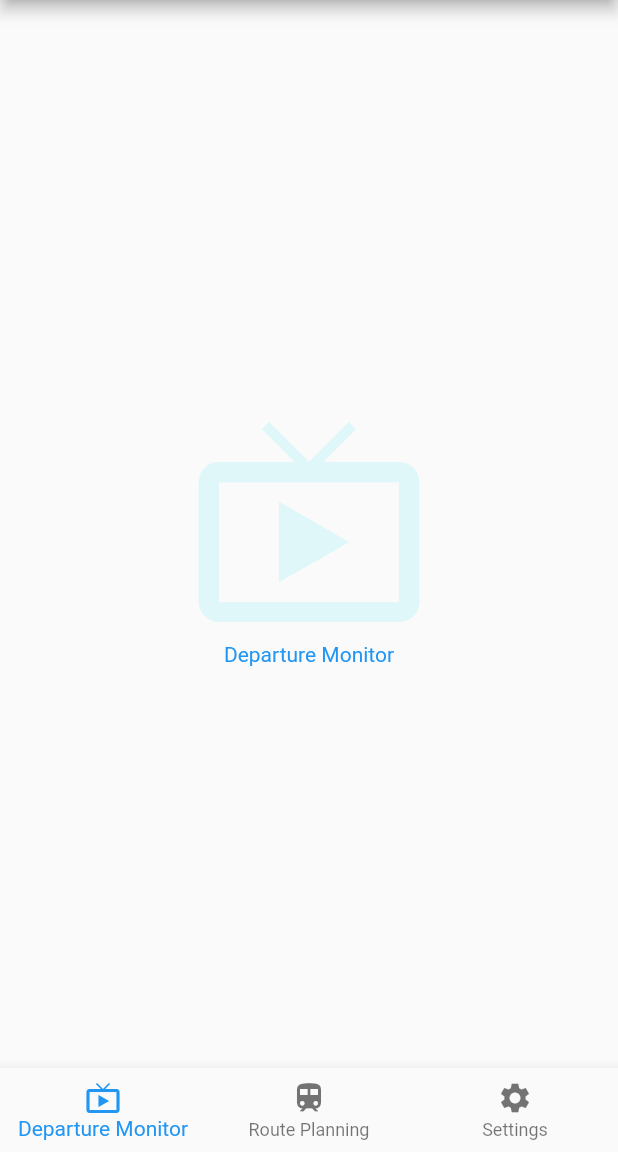
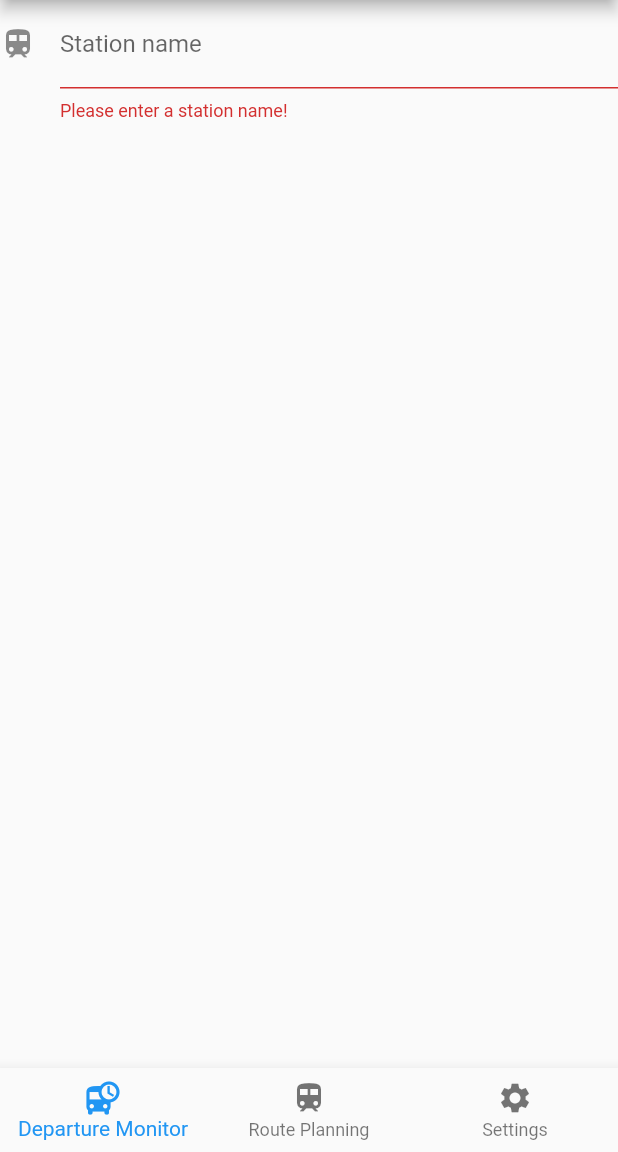
Before and after one commit to AnsgarLichter/CatchTheTrain, a Flutter app: the screen it shows after launch, on a phone screen of 412 x 824 dp, the part 84-1236 px from its top. Run offline on Flutter 3.47's test engine with Material 2 defaults, Android fonts, the phone set to English and light mode, and no system bars; our stand-ins replace sqflite; accounts and stored records are empty.

Commit message:
Implemented search for stops and added database to save your favorites

```diff
--- /dev/null
+++ b/lib/database/database_helper.dart
@@ -0,0 +1,132 @@
+import 'dart:io';
+import 'package:path/path.dart';
+import 'package:sqflite/sqflite.dart';
+import 'package:path_provider/path_provider.dart';
+
+final String tableStops = 'stops';
+final String columnId = 'id';
+final String columnName = 'name';
+final String columnLat = 'lat';
+final String columnLon = 'lon';
+
+class Stop {
+  String id;
+  String name;
+  double lat;
+  double lon;
+
+  Stop({this.id, this.name, this.lat, this.lon});
+
+  factory Stop.fromJson(Map<String, dynamic> json) {
+    return Stop(
+      id: json['id'],
+      name: json['name'],
+      lat: json['lat'],
+      lon: json['lon'],
+    );
+  }
+
+  Stop.fromMap(Map<String, dynamic> map) {
+    id = map[columnId];
+    name = map[columnName];
+    lat = map[columnLat];
+    lon = map[columnLon];
+  }
+
+  Map<String, dynamic> toMap() {
+    var map = <String, dynamic>{
+      columnName: name,
+      columnLat: lat,
+      columnLon: lon,
+      columnId: id
+    };
+
+    if (id != null) {
+      map[columnId] = id;
+    }
+    return map;
+  }
+
+  @override
+  bool operator ==(Object other) =>
+      identical(this, other) ||
+      other is Stop &&
+          runtimeType == other.runtimeType &&
+          id == other.id &&
+          name == other.name &&
+          lon == other.lon &&
+          lat == other.lat;
+
+  @override
+  int get hashCode => id.hashCode ^ name.hashCode ^ lon.hashCode ^ lat.hashCode;
+}
+
+class DatabaseHelper {
+  static final _databaseName = "MyDatabase.db";
+  // Increment this version when you need to change the schema.
+  static final _databaseVersion = 1;
+
+  DatabaseHelper._privateConstructor();
+  static final DatabaseHelper instance = DatabaseHelper._privateConstructor();
+
+  // Only allow a single open connection to the database.
+  static Database _database;
+  Future<Database> get database async {
+    if (_database != null) return _database;
+    _database = await _initDatabase();
+    return _database;
+  }
+
+  _initDatabase() async {
+    Directory documentsDirectory = await getApplicationDocumentsDirectory();
+    String path = join(documentsDirectory.path, _databaseName);
+    return await openDatabase(path,
+        version: _databaseVersion, onCreate: _onCreate);
+  }
+
+  Future _onCreate(Database db, int version) async {
+    await db.execute('''
+              CREATE TABLE $tableStops (
+                $columnId TEXT PRIMARY KEY,
+                $columnName TEXT NOT NULL,
+                $columnLat REAL NOT NULL,
+                $columnLon REAL NOT NULL
+              )''');
+  }
+
+  Future<int> insert(Stop stop) async {
+    Database db = await database;
+    int id = await db.insert(tableStops, stop.toMap());
+    return id;
+  }
+
+  Future<Stop> queryStop(String name) async {
+    Database db = await database;
+    List<Map> maps = await db.query(tableStops,
+        columns: [columnId, columnName, columnLon, columnLat],
+        where: '$columnName = ?',
+        whereArgs: [name]);
+    if (maps.length > 0) {
+      return Stop.fromMap(maps.first);
+    }
+    return null;
+  }
+
+  Future<List<Stop>> queryAll() async {
+    Database db = await database;
+    List<Map> maps = await db.query(tableStops,
+        columns: [columnId, columnName, columnLon, columnLat]);
+    if (maps.length > 0) {
+      return List.generate(maps.length, (i) {
+        return Stop.fromMap(maps[i]);
+      });
+    }
+    return null;
+  }
+
+  Future<int> delete(Stop stop) async {
+    Database db = await database;
+    int id = await db.delete(tableStops, where: 'id = ?', whereArgs: [stop.id]);
+    return id;
+  }
+}
--- a/lib/departures_monitor_widget.dart
+++ /dev/null
@@ -1,29 +0,0 @@
-import 'package:flutter/material.dart';
-
-class DeparturesMonitorWidget extends StatelessWidget {
-
-  @override
-  Widget build(BuildContext context) {
-    return Scaffold(
-      body: Container(
-        child: Center(
-          child: Column(
-            // center the children
-            mainAxisAlignment: MainAxisAlignment.center,
-            children: <Widget>[
-              Icon(
-                Icons.live_tv,
-                size: 160.0,
-                color: Theme.of(context).accentColor,
-              ),
-              Text(
-                "Departure Monitor",
-                style: TextStyle(color: Theme.of(context).primaryColor),
-              )
-            ],
-          ),
-        ),
-      ),
-    );
-  }
-}
--- a/lib/home_widget.dart
+++ b/lib/home_widget.dart
@@ -1,8 +1,8 @@
 import 'package:flutter/cupertino.dart';
 import 'package:flutter/material.dart';
-import 'package:myapp/departures_monitor_widget.dart';
-import 'package:myapp/route_planning_widget.dart';
-import 'package:myapp/settings_widget.dart';
+import 'package:myapp/view_widgets/route_planning/route_planning_widget.dart';
+import 'package:myapp/view_widgets/departure_monitor/departures_monitor_widget.dart';
+import 'package:myapp/view_widgets/settings_widget.dart';
 
 class Home extends StatefulWidget {
   @override
@@ -12,7 +12,7 @@ class Home extends StatefulWidget {
 class HomeState extends State<Home> with SingleTickerProviderStateMixin {
   int _selectedIndex = 0;
   final List<Widget> _children = [
-    DeparturesMonitorWidget(),
+    DepartuersMonitor(),
     RoutePlanningWidget(),
     SettingsWidget()
   ];
@@ -29,7 +29,7 @@ class HomeState extends State<Home> with SingleTickerProviderStateMixin {
         currentIndex: _selectedIndex,
         items: [
          new BottomNavigationBarItem(
-           icon: Icon(Icons.live_tv),
+           icon: Icon(Icons.departure_board),
            title: Text('Departure Monitor'),
          ),
          new BottomNavigationBarItem(
--- /dev/null
+++ b/lib/view_widgets/departure_monitor/departures_monitor_widget.dart
@@ -0,0 +1,116 @@
+import 'package:flutter/material.dart';
+import 'package:myapp/services/departure_monitor_service.dart';
+import 'package:myapp/database/database_helper.dart';
+
+class DepartuersMonitor extends StatefulWidget {
+  @override
+  DeparturesMonitorState createState() => DeparturesMonitorState();
+}
+
+class DeparturesMonitorState extends State<DepartuersMonitor> {
+  bool showStops = false;
+  DatabaseHelper helper = DatabaseHelper.instance;
+  Future<List<Stop>> _futureStops;
+  List<Stop> _savedStops;
+
+  @override
+  void initState() {
+    helper.queryAll().then((value) => value != null ? _savedStops = value : _savedStops = new List<Stop>());
+    super.initState();
+  }
+
+  //TODO: Insert tabView instead of Material
+  //TODO: Create tabs => one tab per saved stop in database
+  //TODO: Implement service for live departues
+  @override
+  Widget build(BuildContext context) {
+    return Material(
+      child: Center(
+        child: Column(
+          mainAxisAlignment: MainAxisAlignment.start,
+          children: <Widget>[
+            Form(
+              autovalidate: true,
+              onChanged: () {
+                Form.of(primaryFocus.context).save();
+              },
+              child: TextFormField(
+                decoration: const InputDecoration(
+                  icon: Icon(Icons.train),
+                  hintText: 'Enter station name',
+                  labelText: 'Station name',
+                ),
+                validator: (value) {
+                  if (value.isEmpty) {
+                    return 'Please enter a station name!';
+                  }
+
+                  return null;
+                },
+                onSaved: (String value) {
+                  if (value.isNotEmpty) {
+                    setState(() {
+                      showStops = true;
+                      _futureStops = loadStops(value);
+                    });
+                  } else {
+                    setState(() {
+                      showStops = false;
+                    });
+                  }
+                },
+              ),
+            ),
+            showStops == false
+                ? Container(width: 0, height: 0)
+                : Expanded(
+                    child: FutureBuilder<List<Stop>>(
+                        future: _futureStops, builder: _buildFuture),
+                  )
+          ],
+        ),
+      ),
+    );
+  }
+
+  Widget _buildFuture(BuildContext context, AsyncSnapshot snapshot) {
+    if (snapshot.hasData) {
+      return ListView.builder(
+        itemCount: snapshot.data.length,
+        itemBuilder: (context, index) {
+          return Column(
+            children: <Widget>[
+              ListTile(
+                  title: Text(snapshot.data[index].name),
+                  leading: Icon(Icons.directions_transit),
+                  trailing: Icon(
+                      _savedStops.contains(snapshot.data[index])
+                          ? Icons.favorite
+                          : Icons.favorite_border,
+                      color: _savedStops.contains(snapshot.data[index])
+                          ? Colors.red
+                          : null),
+                  onTap: () {
+                    setState(() {
+                      var stop = snapshot.data[index];
+                      if (_savedStops.contains(stop)) {
+                        helper.delete(stop);
+                        _savedStops.remove(snapshot.data[index]);
+                      } else {
+                        helper.insert(stop);
+                        _savedStops.add(snapshot.data[index]);
+                      }
+                    });
+                  }),
+              Divider(height: 1.0),
+            ],
+          );
+        },
+      );
+    } else if (snapshot.hasError) {
+      return Text("${snapshot.error}");
+    }
+
+    return SizedBox(width: 30, height: 30, child: CircularProgressIndicator());
+  }
+}
```
Also changed, not shown: lib/services/departure_monitor_service.dart (added, +22 -0 lines), pubspec.yaml (+5 -11 lines), lib/view_widgets/route_planning/route_planning_widget.dart (line endings or trailing spaces), lib/view_widgets/settings_widget.dart (renamed from lib/settings_widget.dart), pubspec.lock.
